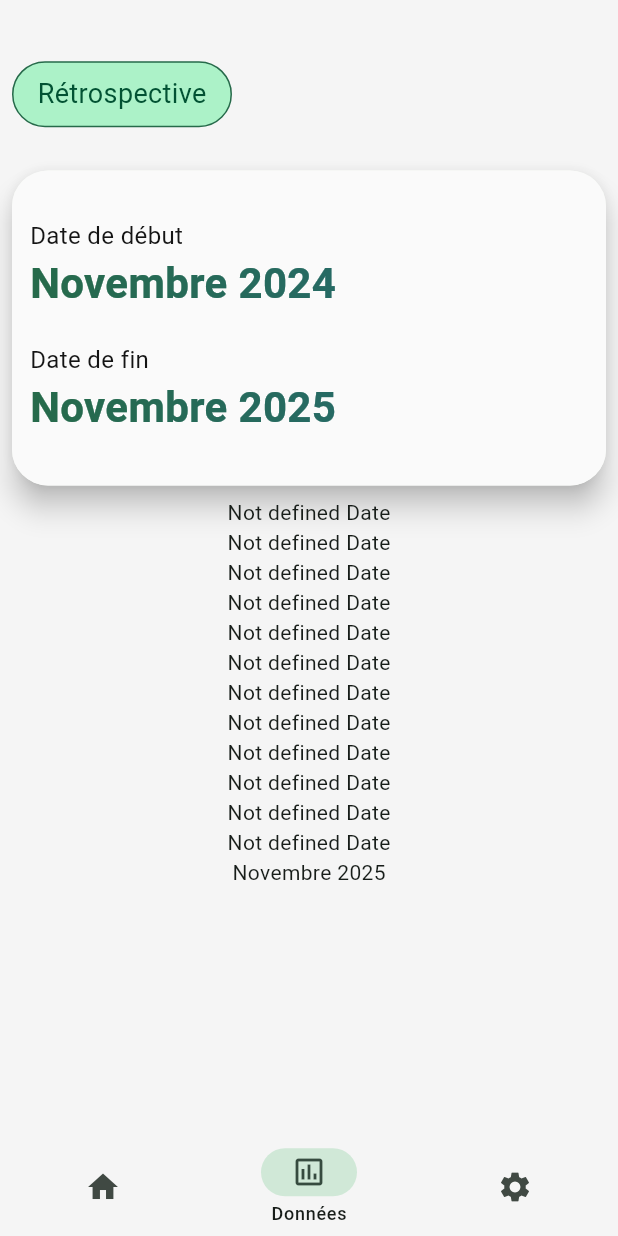
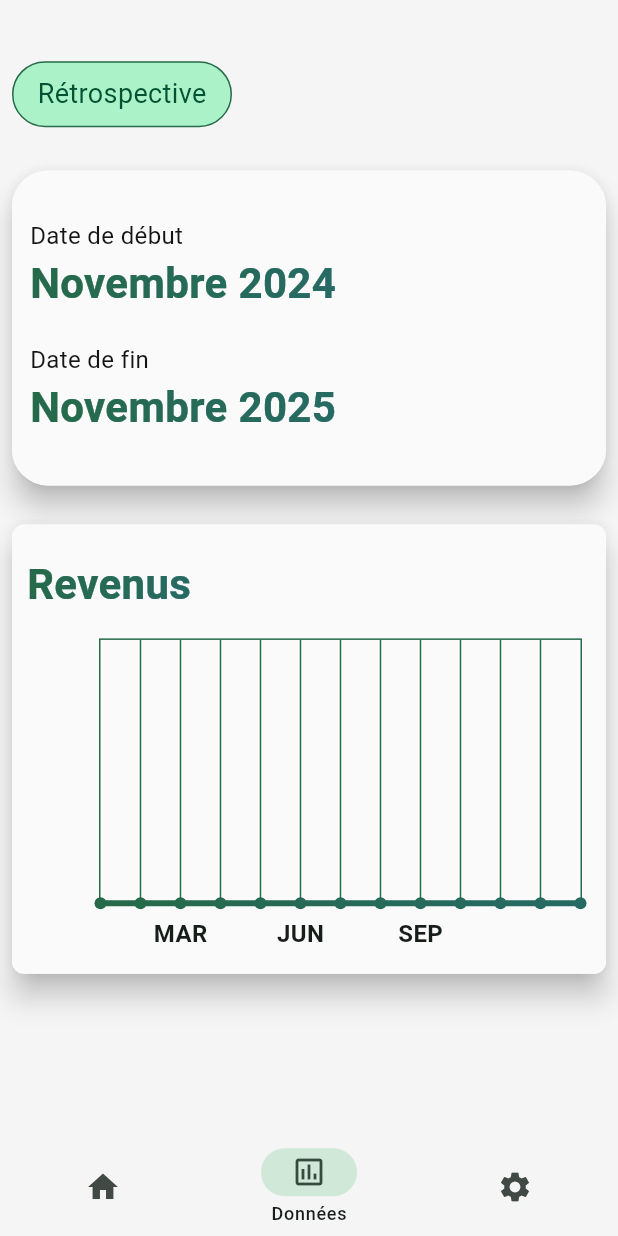
Before and after one commit to SylaneCpn/pense, a Flutter app: the screen it shows after launch, item 2 of the bottom bar chosen, on a phone screen of 412 x 824 dp. Run offline on Flutter 3.47's test engine with Material 3 defaults, Android fonts, the phone set to English and light mode, and no system bars; drawn by our look-alikes of dynamic_color, fl_chart.

Commit message:
line chart incomplete

```diff
--- a/lib/ui/data_page/retrospect.dart
+++ b/lib/ui/data_page/retrospect.dart
@@ -1,7 +1,9 @@
 import 'package:flutter/material.dart';
 import 'package:pense/logic/app_state.dart';
+import 'package:pense/logic/category_type.dart';
 import 'package:pense/logic/month.dart';
 import 'package:pense/logic/record.dart';
+import 'package:pense/ui/data_page/retrospect/retrospect_line_chart.dart';
 import 'package:pense/ui/utils/date_selector.dart';
 import 'package:pense/ui/utils/elevated_container.dart';
 import 'package:pense/ui/utils/gradient_title.dart';
@@ -48,6 +50,7 @@ class _RetrospectState extends State<Retrospect> {
     const hPadding = 32.0;
     const vPadding = 12.0;
     return Column(
+      spacing: 10.0,
       children: [
         Padding(
           padding: const EdgeInsets.all(8.0),
@@ -74,20 +77,19 @@ class _RetrospectState extends State<Retrospect> {
             ),
           ),
         ),
-        ...record
-            .maybeElementsRange(
-              beginMonth: beginMonth,
-              beginYear: beginYear,
-              endMonth: endMonth,
-              endYear: endYear,
-            )
-            .map((e) {
-              if (e == null) {
-                return Text("Not defined Date");
-              } else {
-                return Text("${e.month.toStringFr()} ${e.year}");
-              }
-            }),
+        RetrospectLineChart(
+          data: record.maybeElementsRange(
+            beginMonth: beginMonth,
+            beginYear: beginYear,
+            endMonth: endMonth,
+            endYear: endYear,
+          ),
+          beginMonth: beginMonth,
+          beginYear: beginYear,
+          endMonth: endMonth,
+          endYear: endYear,
+          categoryType: CategoryType.income,
+        ),
       ],
     );
   }
--- /dev/null
+++ b/lib/ui/data_page/retrospect/retrospect_line_chart.dart
@@ -0,0 +1,197 @@
+import 'package:fl_chart/fl_chart.dart';
+import 'package:flutter/material.dart';
+import 'package:pense/logic/app_state.dart';
+import 'package:pense/logic/category_type.dart';
+import 'package:pense/logic/month.dart';
+import 'package:pense/logic/record.dart';
+import 'package:pense/logic/utils.dart';
+import 'package:pense/ui/utils/elevated_container.dart';
+import 'package:pense/ui/utils/gradient_title.dart';
+import 'package:pense/ui/utils/with_title.dart';
+import 'package:provider/provider.dart';
+import 'package:collection/collection.dart';
+
+class RetrospectLineChart extends StatelessWidget {
+  final List<RecordElement?> data;
+  final Month beginMonth;
+  final int beginYear;
+  final Month endMonth;
+  final int endYear;
+  final CategoryType categoryType;
+
+  const RetrospectLineChart({
+    super.key,
+    required this.data,
+    required this.beginMonth,
+    required this.beginYear,
+    required this.endMonth,
+    required this.endYear,
+    required this.categoryType,
+  });
+
+
+  @override
+  Widget build(BuildContext context) {
+    final appState = context.watch<AppState>();
+    final title = switch(categoryType) {
+      CategoryType.expense => "Dépenses",
+      CategoryType.income => "Revenus"
+    };
+    return Padding(
+      padding: const EdgeInsets.all(8.0),
+      child: ElevatedContainer(
+        decoration: BoxDecoration(
+                color: appState.lessContrastBackgroundColor(),
+              ),
+        borderRadius: BorderRadius.circular(8.0),
+        elevation: 8.0,
+        child: WithTitle(
+          title: Padding(
+            padding: const EdgeInsetsGeometry.only(left: 10.0, top: 20.0),
+            child: GradientTitle(label: title),
+          ),
+          child: Padding(
+            padding: const EdgeInsets.all(8.0),
+            child: AspectRatio(
+              aspectRatio: 1.7,
+              child: Padding(
+                padding: const EdgeInsets.all(8.0),
+                child: LineChart(
+                  buildLineChartDate(context, appState)
+                ),
+              ),
+            ),
+          ),
+        ),
+      ),
+    );
+  }
+
+Widget bottomTitleWidgets(double value, TitleMeta meta) {
+    const style = TextStyle(
+      fontWeight: FontWeight.bold,
+      fontSize: 16,
+    );
+    String text = switch (value.toInt()) {
+      2 => 'MAR',
+      5 => 'JUN',
+      8 => 'SEP',
+      _ => '',
+    };
+    return SideTitleWidget(
+      meta: meta,
+      child: Text(text, style: style),
+    );
+  }
+
+  Widget leftTitleWidgets(double value, TitleMeta meta) {
+    const style = TextStyle(
+      fontWeight: FontWeight.bold,
+      fontSize: 15,
+    );
+    String text = switch (value.toInt()) {
+      1 => '10K',
+      3 => '30k',
+      5 => '50k',
+      _ => '',
+    };
+
+    return Text(text, style: style, textAlign: TextAlign.left);
+  }
+
+  LineChartData buildLineChartDate(BuildContext context, AppState appState) {
+    final gradientMainColor = appState.primaryColor(context);
+    final gradientColors=  [gradientMainColor, gradientPairColor(gradientMainColor)];
+    return LineChartData(
+      lineTouchData: LineTouchData(
+        touchTooltipData: LineTouchTooltipData(
+
+        )
+      ),
+      gridData: FlGridData(
+        show: true,
+        drawVerticalLine: true,
+        // horizontalInterval: 1,
+        // verticalInterval: 1,
+        getDrawingHorizontalLine: (value) {
+          return FlLine(
+            color: appState.primaryColor(context) ,
+            strokeWidth: 1,
+          );
+        },
+        getDrawingVerticalLine: (value) {
+          return FlLine(
+            color: appState.primaryColor(context),
+            strokeWidth: 1,
+          );
+        },
+      ),
+      titlesData: FlTitlesData(
+        show: true,
+        rightTitles: const AxisTitles(
+          sideTitles: SideTitles(showTitles: false),
+        ),
+        topTitles: const AxisTitles(
+          sideTitles: SideTitles(showTitles: false),
+        ),
+        bottomTitles: AxisTitles(
+          sideTitles: SideTitles(
+            showTitles: true,
+            reservedSize: 30,
+            interval: 1,
+            getTitlesWidget: bottomTitleWidgets,
+          ),
+        ),
+        leftTitles: AxisTitles(
+          sideTitles: SideTitles(
+            showTitles: true,
+            interval: 1,
+            getTitlesWidget: leftTitleWidgets,
+            reservedSize: 42,
+          ),
+        ),
+      ),
+      borderData: FlBorderData(
+        show: true,
+        border: Border.all(color: gradientMainColor),
+      ),
+      // minX: 0,
+      // maxX: 11,
+      // minY: 0,
+      // maxY: 6,
+      lineBarsData: [
+        LineChartBarData(
+          // spots: const [
+          //   FlSpot(0, 3),
+          //   FlSpot(2.6, 2),
+          //   FlSpot(4.9, 5),
+          //   FlSpot(6.8, 3.1),
+          //   FlSpot(8, 4),
+          //   FlSpot(9.5, 3),
+          //   FlSpot(11, 4),
+          // ],
+          spots: data.mapIndexed((index,recordElement) => FlSpot(index.toDouble(), (recordElement?.totalIncome().toDouble() ?? 0.0)/100)).toList(),
+          isCurved: false,
+          gradient: LinearGradient(
+            colors: gradientColors,
+          ),
+          barWidth: 4,
+          isStrokeCapRound: true,
+          dotData: const FlDotData(
+            show: true,
+          ),
+          belowBarData: BarAreaData(
+            show: true,
+            gradient: LinearGradient(
+              colors: gradientColors
+                  .map((color) => color.withValues(alpha: 0.3))
+                  .toList(),
+            ),
+          ),
+        ),
+      ],
+    );
+  }
+
+
+}
```
Also changed, not shown: pubspec.lock.
